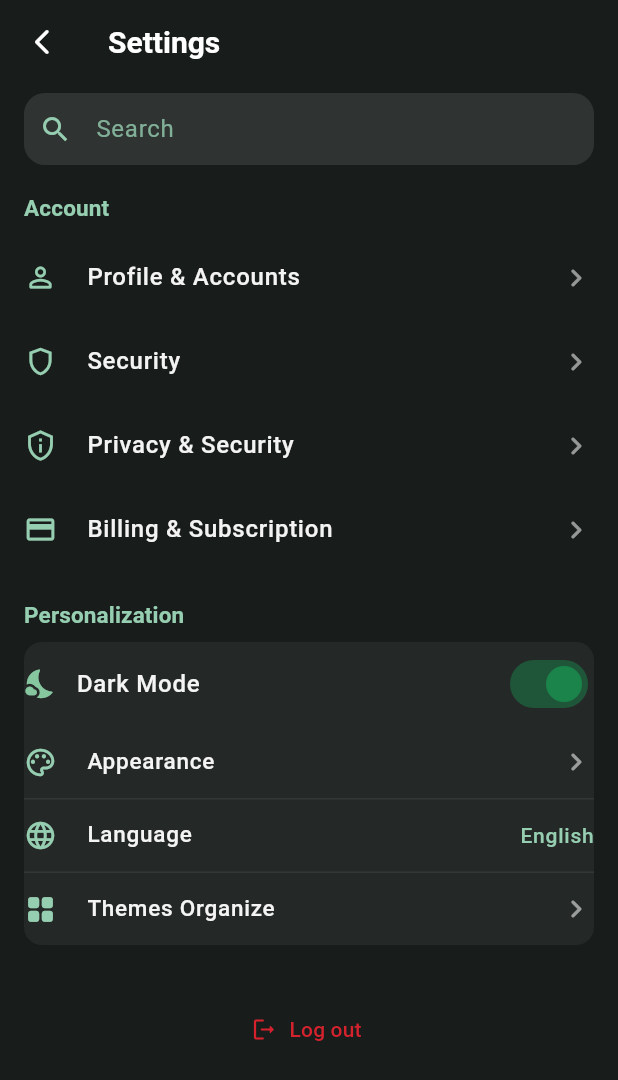
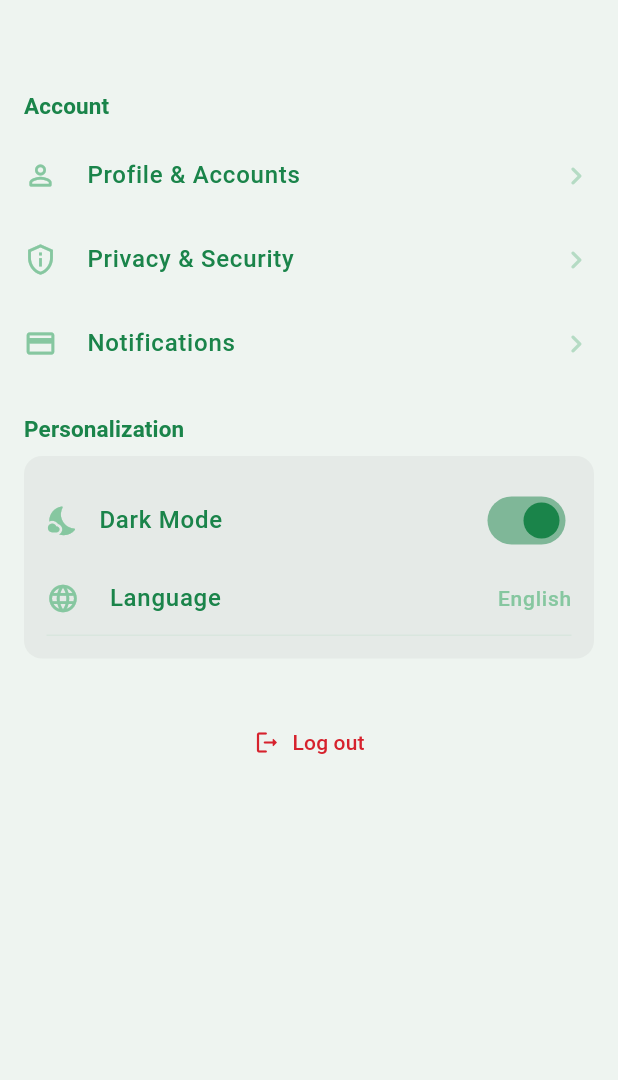
Before and after one commit to MunthaliAustin/SmartMeter, a Flutter app: the MoreSettingsPage screen opened directly, on a phone screen of 412 x 824 dp. Shown: the top 1080 px of the screen. Run offline on Flutter 3.47's test engine with Material 3 defaults, Android fonts, the phone set to English and light mode, and no system bars.

Commit message:
more settings - delete unccessary options

```diff
--- a/lib/main.dart
+++ b/lib/main.dart
@@ -1,27 +1,11 @@
 import 'package:flutter/material.dart';
 import 'package:smart_meter/screens/dashboard.dart';
+import 'package:smart_meter/screens/more_settings.dart';
 import 'widgets/floating_bottom_tab_bar.dart';
 
-void main() => runApp(const MyApp());
+class MainScreen extends StatefulWidget {
+  const MainScreen({Key? key}) : super(key: key);
 
-class MyApp extends StatelessWidget {
-  const MyApp({super.key});
-  @override
-  Widget build(BuildContext context) {
-    return MaterialApp(
-      debugShowCheckedModeBanner: false,
-      title: 'Smart Meter',
-      theme: ThemeData(
-        primarySwatch: Colors.blue,
-        scaffoldBackgroundColor: Colors.grey.shade200,
-      ),
-      home: const MainScreen(),
-    );
-  }
-}
-
-class MainScreen extends StatefulWidget {
-  const MainScreen({super.key});
   @override
   State<MainScreen> createState() => _MainScreenState();
 }
@@ -33,7 +17,7 @@ class _MainScreenState extends State<MainScreen> {
   Widget build(BuildContext context) {
     final pages = [
       const DashboardScreen(),
-      Center(child: Text('More', style: Theme.of(context).textTheme.headlineLarge)),
+      const MoreSettingsPage(),
     ];
 
     return Scaffold(
@@ -54,3 +38,25 @@ class _MainScreenState extends State<MainScreen> {
     );
   }
 }
+
+void main() {
+  runApp(const MyApp());
+}
+
+class MyApp extends StatelessWidget {
+  const MyApp({Key? key}) : super(key: key);
+
+  @override
+  Widget build(BuildContext context) {
+    return MaterialApp(
+      title: 'Smart Meter',
+      debugShowCheckedModeBanner: false,
+      theme: ThemeData(
+        scaffoldBackgroundColor: Colors.grey.shade200,
+        primarySwatch: Colors.green,
+        fontFamily: 'Roboto',
+      ),
+      home: const MainScreen(),
+    );
+  }
+}
--- a/lib/screens/more_settings.dart
+++ b/lib/screens/more_settings.dart
@@ -12,7 +12,7 @@ class _MoreSettingsPageState extends State<MoreSettingsPage> {
 
   @override
   Widget build(BuildContext context) {
-    // Color palette
+    // Consistent palette with dashboard
     const greenLight = Color(0xFF96ceb1); // #96ceb1
     const greenLighter = Color(0xFFeef4f0); // #eef4f0
     const green = Color(0xFF86c7a0); // #86c7a0
@@ -20,61 +20,24 @@ class _MoreSettingsPageState extends State<MoreSettingsPage> {
     const red = Color(0xFFd6222d); // #d6222d
 
     final sectionTitleStyle = TextStyle(
-      color: greenLight,
+      color: greenDark,
       fontWeight: FontWeight.bold,
       fontSize: 15,
       letterSpacing: 0.1,
     );
     final tileTextStyle = TextStyle(
-      color: Colors.white.withOpacity(0.95),
+      color: greenDark,
       fontSize: 16,
       fontWeight: FontWeight.w500,
     );
-    final tileIconColor = greenLight;
-    final bgDark = const Color(0xFF181C1B); // custom dark background
+    final tileIconColor = green;
+    final bgLight = greenLighter;
 
     return Scaffold(
-      backgroundColor: bgDark,
-      appBar: AppBar(
-        backgroundColor: bgDark,
-        elevation: 0,
-        leading: IconButton(
-          icon: const Icon(Icons.arrow_back_ios_new_rounded, color: Colors.white, size: 20),
-          onPressed: () => Navigator.of(context).maybePop(),
-        ),
-        title: const Text(
-          "Settings",
-          style: TextStyle(
-            color: Colors.white,
-            fontWeight: FontWeight.w600,
-            fontSize: 20,
-          ),
-        ),
-        centerTitle: false,
-      ),
+      backgroundColor: bgLight,
       body: ListView(
-        padding: const EdgeInsets.fromLTRB(16, 6, 16, 16),
+        padding: const EdgeInsets.fromLTRB(16, 60, 16, 16),
         children: [
-          // Search Bar
-          Container(
-            margin: const EdgeInsets.only(bottom: 18),
-            padding: const EdgeInsets.symmetric(horizontal: 10),
-            decoration: BoxDecoration(
-              color: greenLighter.withOpacity(0.11),
-              borderRadius: BorderRadius.circular(14),
-            ),
-            child: TextField(
-              style: const TextStyle(color: Colors.white),
-              cursorColor: green,
-              decoration: InputDecoration(
-                icon: Icon(Icons.search, color: greenLight, size: 22),
-                hintText: "Search",
-                hintStyle: TextStyle(color: greenLight.withOpacity(0.8)),
-                border: InputBorder.none,
-              ),
-            ),
-          ),
-
           // Account Section
           Padding(
             padding: const EdgeInsets.only(bottom: 8),
@@ -85,27 +48,23 @@ class _MoreSettingsPageState extends State<MoreSettingsPage> {
             iconColor: tileIconColor,
             title: "Profile & Accounts",
             onTap: () {},
-          ),
-          _SettingsTile(
-            icon: Icons.shield_outlined,
-            iconColor: tileIconColor,
-            title: "Security",
-            onTap: () {},
+            textStyle: tileTextStyle,
           ),
           _SettingsTile(
             icon: Icons.privacy_tip_outlined,
             iconColor: tileIconColor,
             title: "Privacy & Security",
             onTap: () {},
+            textStyle: tileTextStyle,
           ),
           _SettingsTile(
             icon: Icons.credit_card_outlined,
             iconColor: tileIconColor,
-            title: "Billing & Subscription",
+            title: "Notifications",
             onTap: () {},
+            textStyle: tileTextStyle,
             bottom: 18,
           ),
-
           // Personalization Section
           Padding(
             padding: const EdgeInsets.only(bottom: 8),
@@ -113,9 +72,10 @@ class _MoreSettingsPageState extends State<MoreSettingsPage> {
           ),
           Container(
             decoration: BoxDecoration(
-              color: Colors.white.withOpacity(0.05),
+              color: const Color.fromARGB(255, 0, 0, 0).withOpacity(0.04),
               borderRadius: BorderRadius.circular(12),
             ),
+            padding: const EdgeInsets.symmetric(vertical: 15, horizontal: 15), // <-- Added padding
             child: Column(
               children: [
                 SwitchListTile(
@@ -133,42 +93,34 @@ class _MoreSettingsPageState extends State<MoreSettingsPage> {
                   contentPadding: const EdgeInsets.symmetric(horizontal: 0),
                 ),
                 _SettingsTile(
-                  icon: Icons.color_lens_outlined,
+                  icon: Icons.language_rounded,
                   iconColor: tileIconColor,
-                  title: "Appearance",
+                  title: "Language",
+                  trailing: Text("English", style: TextStyle(color: green, fontSize: 14)),
                   onTap: () {},
                   showDivider: true,
                   dense: true,
-                ),
-                _SettingsTile(
-                  icon: Icons.language_rounded,
-                  iconColor: tileIconColor,
-                  title: "Language",
-                  trailing: Text("English", style: TextStyle(color: greenLight, fontSize: 14)),
-                  onTap: () {},
-                  showDivider: true,
-                  dense: true,
-                ),
-                _SettingsTile(
-                  icon: Icons.grid_view_rounded,
-                  iconColor: tileIconColor,
-                  title: "Themes Organize",
-                  onTap: () {},
-                  dense: true,
+                  textStyle: tileTextStyle,
                 ),
               ],
             ),
           ),
           const SizedBox(height: 32),
-          // Optional: Add a logout or delete account with red color
+          // Center the logout button
+          Row(
+            mainAxisAlignment: MainAxisAlignment.center,
+            children: [
               TextButton.icon(
                 style: TextButton.styleFrom(
                   foregroundColor: red,
                   shape: RoundedRectangleBorder(borderRadius: BorderRadius.circular(10)),
+                  padding: const EdgeInsets.symmetric(horizontal: 24, vertical: 12),
                 ),
                 icon: const Icon(Icons.logout_rounded),
                 label: const Text("Log out"),
                 onPressed: () {},
+              ),
+            ],
           ),
         ],
       ),
@@ -185,6 +137,7 @@ class _SettingsTile extends StatelessWidget {
   final bool dense;
   final VoidCallback? onTap;
   final double bottom;
+  final TextStyle? textStyle;
 
   const _SettingsTile({
     required this.icon,
@@ -195,13 +148,14 @@ class _SettingsTile extends StatelessWidget {
     this.showDivider = false,
     this.dense = false,
     this.bottom = 0,
+    this.textStyle,
   });
 
   @override
   Widget build(BuildContext context) {
     final border = Border(
       bottom: showDivider
-          ? BorderSide(color: Colors.white.withOpacity(0.07), width: 1)
+          ? BorderSide(color: iconColor.withOpacity(0.12), width: 1)
           : BorderSide.none,
     );
     return Container(
@@ -212,13 +166,8 @@ class _SettingsTile extends StatelessWidget {
         minLeadingWidth: 26,
         contentPadding: const EdgeInsets.symmetric(horizontal: 0),
         leading: Icon(icon, color: iconColor, size: 22),
-        title: Text(title,
-            style: TextStyle(
-              color: Colors.white.withOpacity(0.95),
-              fontSize: dense ? 15 : 16,
-              fontWeight: FontWeight.w500,
-            )),
-        trailing: trailing ?? const Icon(Icons.chevron_right_rounded, color: Colors.white54),
+        title: Text(title, style: textStyle),
+        trailing: trailing ?? Icon(Icons.chevron_right_rounded, color: iconColor.withOpacity(0.55)),
         onTap: onTap,
       ),
     );
--- a/lib/widgets/dashboard_header_card.dart
+++ b/lib/widgets/dashboard_header_card.dart
@@ -43,8 +43,8 @@ class DashboardHeaderCard extends StatelessWidget {
             width: double.infinity,
             decoration: const BoxDecoration(
               borderRadius: BorderRadius.only(
-                bottomLeft: Radius.circular(15),
-                bottomRight: Radius.circular(15),
+                bottomLeft: Radius.circular(10),
+                bottomRight: Radius.circular(10),
               ),
               gradient: LinearGradient(
                 colors: [Color.fromARGB(255, 70, 182, 120), AppColors.accentGreen],
```
Lines whose indentation alone changed are shown as unchanged.
